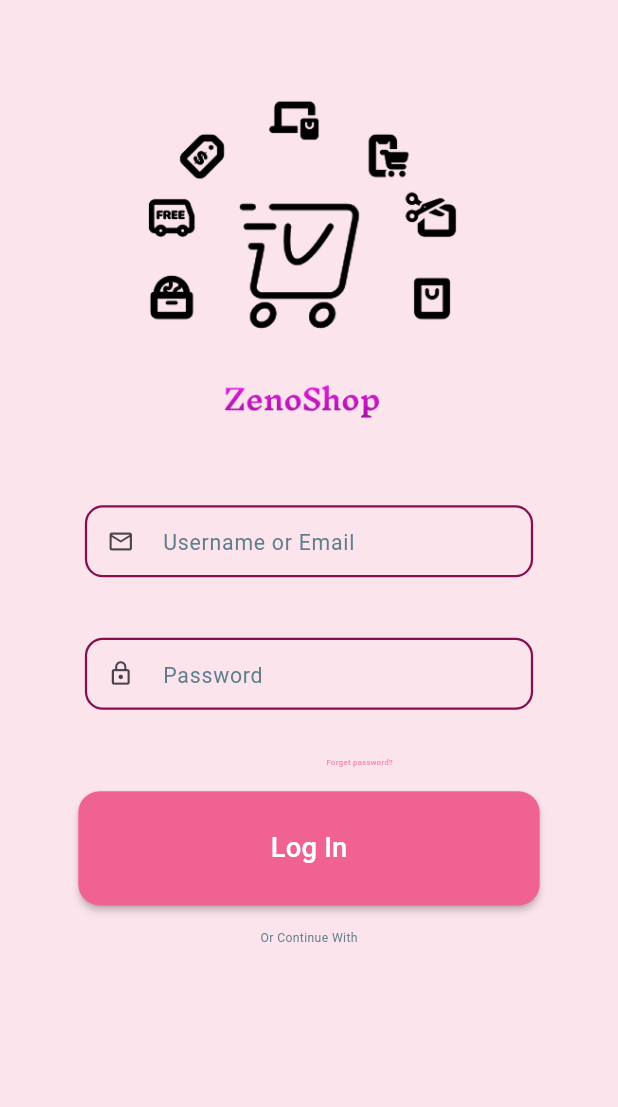
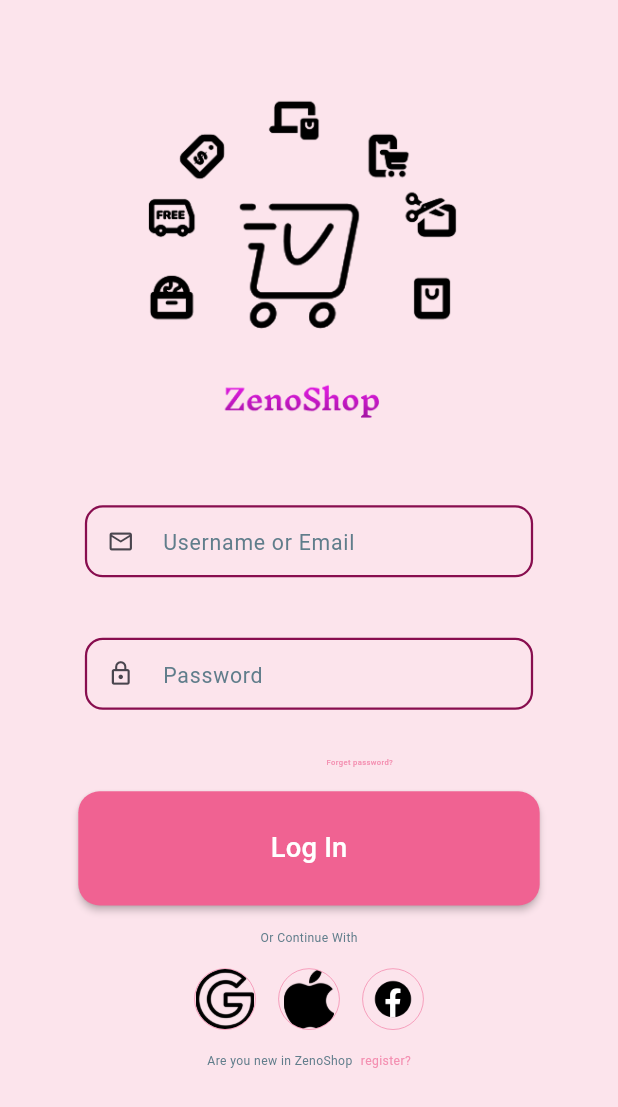
Before and after one commit to Zeneb-Tekarri/Flutter-Application, a Flutter app: the screen it shows after launch, on a phone screen of 412 x 824 dp. Shown: the top 1107 px of the screen. Run offline on Flutter 3.47's test engine with Material 3 defaults, Android fonts, the phone set to English and light mode, and no system bars; our stand-ins replace flutter_bloc, flutter_screenutil, shared_preferences.

Commit message:
Finished Login Screen Design

```diff
--- a/onlineshoppingapp/lib/core/constant/color.dart
+++ b/onlineshoppingapp/lib/core/constant/color.dart
@@ -6,4 +6,5 @@
   static const lightPinkColor = Color(0xFFF48FB1);
   static const darkPinkColor = Color(0xFFC51162);
   static const violetColor = Color(0xFF880E4F);
+  static const darkBlue = Color(0xFF1A237E);
 }
--- a/onlineshoppingapp/lib/core/widgets/custom_text_form_field.dart
+++ b/onlineshoppingapp/lib/core/widgets/custom_text_form_field.dart
@@ -70,6 +70,7 @@
         validator: (value) {
           return validator(value);
         },
+        obscureText: isObscureText ?? false,
       ),
     );
   }
--- a/onlineshoppingapp/lib/features/auth/logIn/view/screen/login_screen.dart
+++ b/onlineshoppingapp/lib/features/auth/logIn/view/screen/login_screen.dart
@@ -3,6 +3,7 @@
 import 'package:onlineshoppingapp/core/constant/color.dart';
 import 'package:onlineshoppingapp/core/widgets/custom_button.dart';
 import 'package:onlineshoppingapp/features/auth/logIn/view/widget/email_password_widget.dart';
+import 'package:onlineshoppingapp/features/auth/logIn/view/widget/other_login_custom.dart';
 
 class LoginScreen extends StatelessWidget {
   const LoginScreen({super.key});
@@ -67,6 +68,34 @@
           SizedBox(
             height: 15.h,
           ),
+          const OtherLoginCustom(),
+          SizedBox(
+            height: 15.h,
+          ),
+          Row(
+            mainAxisAlignment: MainAxisAlignment.center,
+            children: [
+              Text(
+                'Are you new in ZenoShop',
+                style: TextStyle(
+                    fontSize: 8.sp,
+                    fontWeight: FontWeight.w400,
+                    color: Colors.blueGrey),
+              ),
+              SizedBox(
+                width: 5.w,
+              ),
+              InkWell(
+                child: Text(
+                  'register?',
+                  style: TextStyle(
+                      fontSize: 8.sp,
+                      fontWeight: FontWeight.w400,
+                      color: AppColor.lightPinkColor),
+                ),
+              )
+            ],
+          )
         ],
       )),
     );
--- a/onlineshoppingapp/lib/features/auth/logIn/view/widget/email_password_widget.dart
+++ b/onlineshoppingapp/lib/features/auth/logIn/view/widget/email_password_widget.dart
@@ -19,6 +19,7 @@
         CustomTextFormField(
           hintText: "Password",
           validator: (value) {},
+          isObscureText: true,
           prefixIcon: const Icon(Icons.lock_outline),
         ),
       ],
--- a/onlineshoppingapp/lib/features/auth/logIn/view/widget/other_login_custom.dart
+++ b/onlineshoppingapp/lib/features/auth/logIn/view/widget/other_login_custom.dart
@@ -11,8 +11,8 @@
       mainAxisAlignment: MainAxisAlignment.center,
       children: [
         Container(
-          width: 40.w,
-          height: 40.h,
+          width: 40,
+          height: 40,
           clipBehavior: Clip.antiAlias,
           decoration: ShapeDecoration(
               shape: RoundedRectangleBorder(
@@ -22,7 +22,49 @@
                       color: AppColor.lightPinkColor),
                   borderRadius: BorderRadius.circular(40.r))),
           child: Stack(
-            children: [],
+            children: [
+              Center(child: Image.asset('assets/images/google_icon.png'))
+            ],
+          ),
+        ),
+        const SizedBox(width: 16),
+        Container(
+          width: 40,
+          height: 40,
+          clipBehavior: Clip.antiAlias,
+          decoration: ShapeDecoration(
+              shape: RoundedRectangleBorder(
+                  side: BorderSide(
+                      width: 0.5.w,
+                      strokeAlign: BorderSide.strokeAlignOutside,
+                      color: AppColor.lightPinkColor),
+                  borderRadius: BorderRadius.circular(40.r))),
+          child: Stack(
+            children: [
+              Center(
+                child: Image.asset(
+                  'assets/images/apple_icon.png',
+                ),
+              )
+            ],
+          ),
+        ),
+        const SizedBox(width: 16),
+        Container(
+          width: 40,
+          height: 40,
+          clipBehavior: Clip.antiAlias,
+          decoration: ShapeDecoration(
+              shape: RoundedRectangleBorder(
+                  side: BorderSide(
+                      width: 0.5.w,
+                      strokeAlign: BorderSide.strokeAlignOutside,
+                      color: AppColor.lightPinkColor),
+                  borderRadius: BorderRadius.circular(40.r))),
+          child: Stack(
+            children: [
+              Center(child: Image.asset('assets/images/facebook_icon.png'))
+            ],
           ),
         )
       ],
```
Also changed, not shown: onlineshoppingapp/assets/images/Google_Icon_2.png (added), onlineshoppingapp/assets/images/apple_icon.png (added), onlineshoppingapp/assets/images/facebook_icon.png (added), onlineshoppingapp/assets/images/google_icon.png (added).
